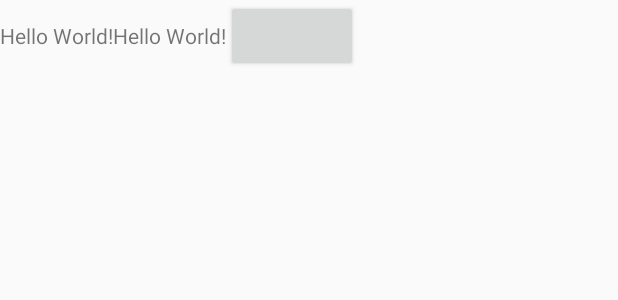
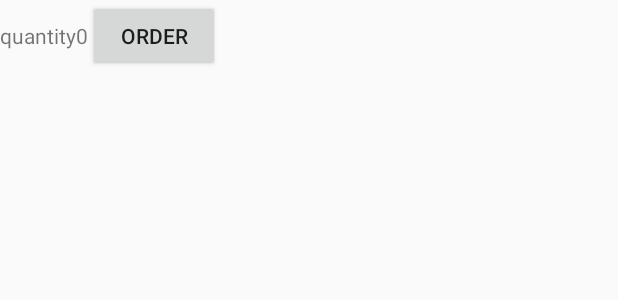
Before and after one commit to JennaKoslowski/Just-Java, an Android app: the layout activity_main.xml on its own in the app's theme, with its tools: preview values and no code run, on a phone screen of 412 x 824 dp. Shown: the top 300 px of the screen. Run offline under Robolectric (Android 15) with nearby library versions, the phone set to English and light mode, and no system bars.

Commit message:
add content to views

```diff
--- a/app/src/main/res/layout/activity_main.xml
+++ b/app/src/main/res/layout/activity_main.xml
@@ -9,12 +9,13 @@
     <TextView
         android:layout_width="wrap_content"
         android:layout_height="wrap_content"
-        android:text="Hello World!" />
+        android:text="@string/quantity" />
     <TextView
         android:layout_width="wrap_content"
         android:layout_height="wrap_content"
-        android:text="Hello World!" />
+        android:text="@string/number" />
     <Button
         android:layout_width="wrap_content"
-        android:layout_height="wrap_content"/>
+        android:layout_height="wrap_content"
+        android:text="@string/order"/>
 </LinearLayout>
--- a/app/src/main/res/values/strings.xml
+++ b/app/src/main/res/values/strings.xml
@@ -1,3 +1,6 @@
 <resources>
     <string name="app_name">Just Java</string>
+    <string name="quantity">quantity</string>
+    <string name="number">0</string>
+    <string name="order">Order</string>
 </resources>
```
